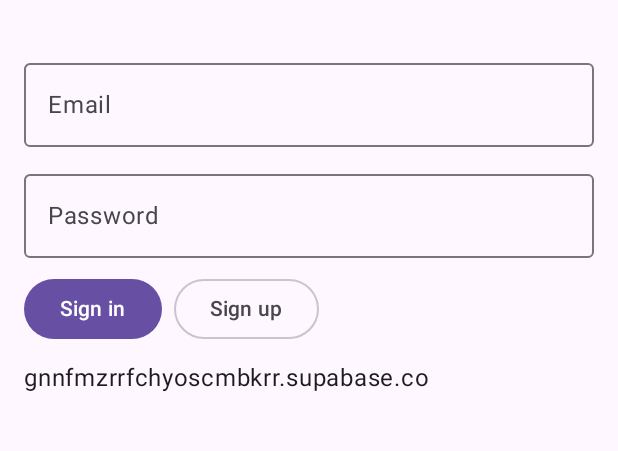
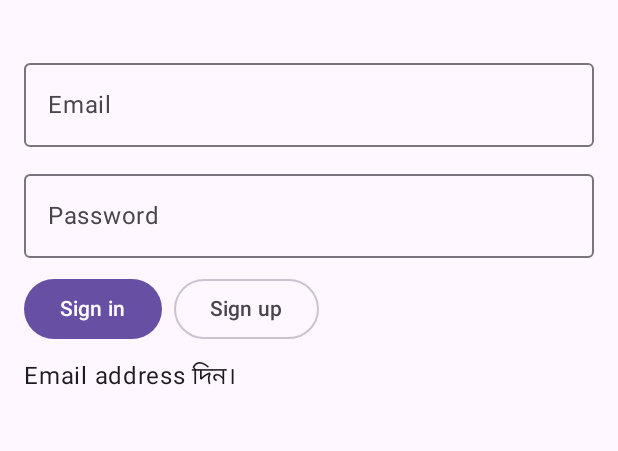
Before and after one commit to twork0599-bot/farhan-device-manager, an Android app built with Jetpack Compose: the screen it shows after launch (MainActivity), after a tap on "Sign up", on a phone screen of 412 x 824 dp, the part 69-520 px from its top. Run offline under Robolectric (Android 15) with nearby library versions, the phone set to English and light mode, and no system bars; 1 other tap on this screen came first.

Commit message:
Validate email signup inputs and prevent anonymous signup requests

```diff
--- a/app/src/main/java/com/farhan/ethicalmanager/MainActivity.kt
+++ b/app/src/main/java/com/farhan/ethicalmanager/MainActivity.kt
@@ -53,10 +53,16 @@ private class Api(ctx:Context) {
         http.newCall(b.build()).execute().use{r->val s=r.body?.string().orEmpty();if(!r.isSuccessful)error("HTTP ${r.code}: $s");s}
     }
     suspend fun auth(email:String,password:String,signup:Boolean){
+        val cleanEmail=email.trim()
+        require(cleanEmail.isNotBlank()) { "Email address দিন।" }
+        require(android.util.Patterns.EMAIL_ADDRESS.matcher(cleanEmail).matches()) { "সঠিক Email address লিখুন।" }
+        require(password.isNotBlank()) { "Password দিন।" }
+        require(password.length >= 6) { "Password কমপক্ষে ৬ অক্ষরের হতে হবে।" }
         val path=if(signup)"/auth/v1/signup" else "/auth/v1/token?grant_type=password"
-        val j=JSONObject(req("POST",path,JSONObject().put("email",email).put("password",password)))
+        val j=JSONObject(req("POST",path,JSONObject().put("email",cleanEmail).put("password",password)))
         if(j.has("access_token")){token=j.getString("access_token");uid=j.getJSONObject("user").getString("id")}
         else if(!signup) error("Login failed")
+        else if(j.has("user") && !j.isNull("user")) error("Account created. Email confirmation required; check your inbox.")
     }
     fun signOut(){token=null;uid=null;deviceId=null}
     suspend fun invite():String{
```
